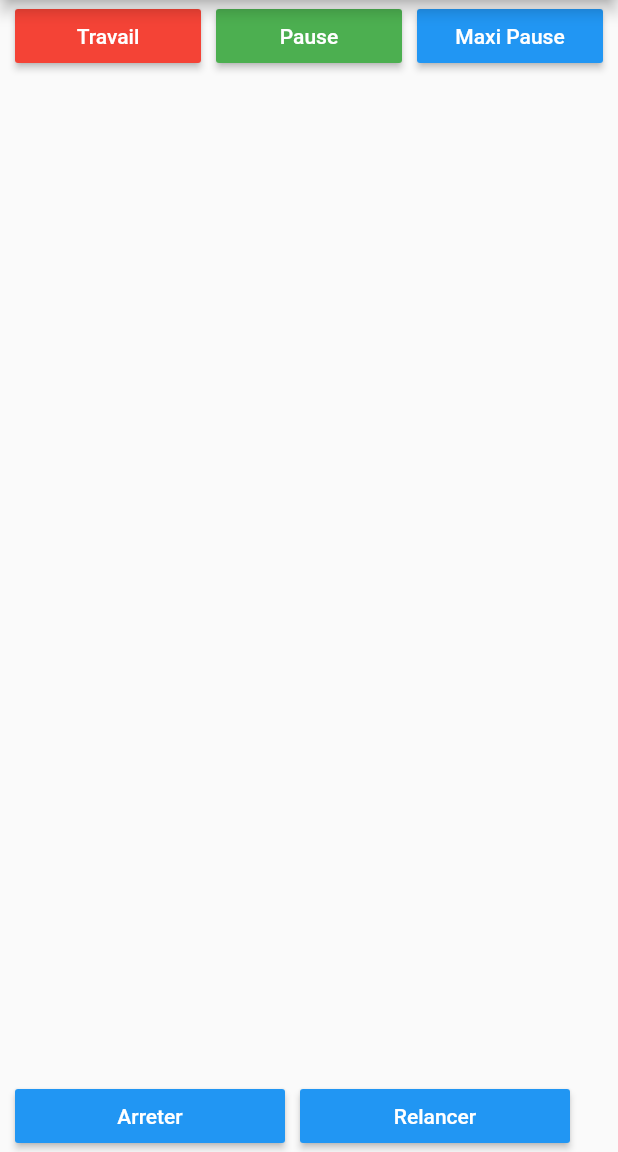
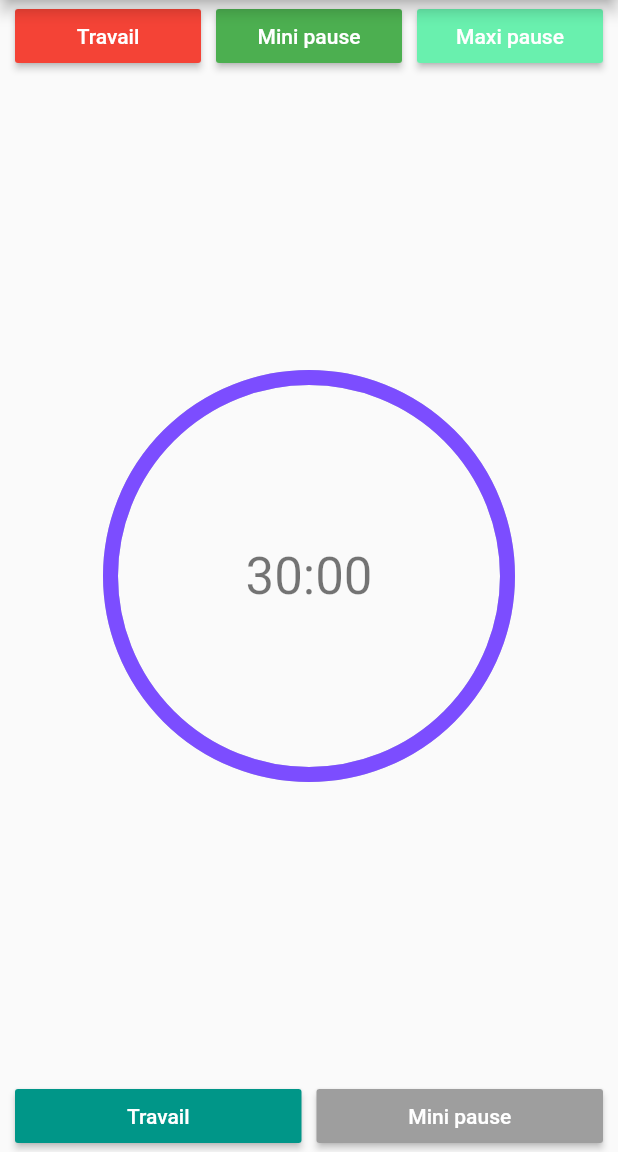
Before and after one commit to LePhostavius/TP2_FLUTTER, a Flutter app: the screen it shows after launch, on a phone screen of 412 x 824 dp, the part 84-1236 px from its top. Run offline on Flutter 3.47's test engine with Material 2 defaults, Android fonts, the phone set to English and light mode, and no system bars; drawn by our look-alikes of percent_indicator.

Commit message:
buttons et timet ajoutés

```diff
--- a/gestion_temps/lib/page_accueil_minuterie.dart
+++ b/gestion_temps/lib/page_accueil_minuterie.dart
@@ -3,63 +3,77 @@
 import 'package:flutter/material.dart';
 import 'package:gestion_temps/main.dart';
 import 'widgets.dart';
-//import 'package:percent_indicator/percent_indicator.dart';
+import 'package:percent_indicator/percent_indicator.dart';
 
 class PageAccueilMinuterie extends StatelessWidget {
   const PageAccueilMinuterie({Key? key}) : super(key: key);
+  int aRemplacer() {
+    return 1;
+  }
 
-  void methodevide() {}
   @override
   Widget build(BuildContext context) {
     return Scaffold(
-        appBar: AppBar(title: const Text('Ma gestion du temps')),
-        body: Column(
-          children: [
-            Row(
-              children: [
+        appBar: AppBar(title: Text('Ma gestion du temps')),
+        body: LayoutBuilder(
+            builder: (BuildContext context, BoxConstraints contraints) {
+          final double largeurDisponible = contraints.maxWidth;
+          return Column(children: [
+            Row(children: [
               Padding(padding: EdgeInsets.all(REMPLISSAGE_DEFAUT)),
               Expanded(
                   child: BoutonGenerique(
                       couleur: Colors.red,
                       texte: 'Travail',
-                        taille: 60.0,
-                        action: methodevide)),
+                      taille: 45,
+                      action: aRemplacer)),
               Padding(padding: EdgeInsets.all(REMPLISSAGE_DEFAUT)),
               Expanded(
                   child: BoutonGenerique(
                       couleur: Colors.green,
-                        texte: 'Pause',
-                        taille: 60.0,
-                        action: methodevide)),
+                      texte: 'Mini pause',
+                      taille: 45,
+                      action: aRemplacer)),
               Padding(padding: EdgeInsets.all(REMPLISSAGE_DEFAUT)),
               Expanded(
                   child: BoutonGenerique(
-                        couleur: Colors.blue,
-                        texte: 'Maxi Pause',
-                        taille: 60.0,
-                        action: methodevide)),
-                Padding(padding: EdgeInsets.all(REMPLISSAGE_DEFAUT)),
-              ],
+                      couleur: Colors.greenAccent,
+                      texte: 'Maxi pause',
+                      taille: 45,
+                      action: aRemplacer)),
+              Padding(padding: EdgeInsets.all(REMPLISSAGE_DEFAUT))
+            ]),
+            Expanded(
+              child: CircularPercentIndicator(
+                radius: largeurDisponible / 3,
+                lineWidth: 10.0,
+                percent: 1,
+                center: Text(
+                  '30:00',
+                  style: Theme.of(context).textTheme.headline4,
                 ),
-          ],
+                progressColor: Colors.deepPurpleAccent,
               ),
+            ),
+          ]);
+        }),
         bottomNavigationBar: Row(
           children: [
             Padding(padding: EdgeInsets.all(REMPLISSAGE_DEFAUT)),
             Expanded(
                 child: BoutonGenerique(
-                    couleur: Colors.blue,
-                    texte: 'Arreter',
-                    taille: 60.0,
-                    action: methodevide)),
+                    couleur: Colors.teal,
+                    texte: 'Travail',
+                    taille: 45,
+                    action: aRemplacer)),
             Padding(padding: EdgeInsets.all(REMPLISSAGE_DEFAUT)),
             Expanded(
                 child: BoutonGenerique(
-                    couleur: Colors.blue,
-                    texte: 'Relancer',
-                    taille: 60.0,
-                    action: methodevide)),
-            Padding(padding: EdgeInsets.all(16.0))
+                    couleur: Colors.grey,
+                    texte: 'Mini pause',
+                    taille: 45,
+                    action: aRemplacer)),
+            Padding(padding: EdgeInsets.all(REMPLISSAGE_DEFAUT))
           ],
         ));
   }
--- a/gestion_temps/pubspec.yaml
+++ b/gestion_temps/pubspec.yaml
@@ -32,12 +32,10 @@ dependencies:
 
 
 
-
   # The following adds the Cupertino Icons font to your application.
   # Use with the CupertinoIcons class for iOS style icons.
   cupertino_icons: ^1.0.2
-
-
+  percent_indicator: 4.0.1
 
 
 dev_dependencies:
```
Also changed, not shown: gestion_temps/pubspec.lock. Lines whose indentation alone changed are shown as unchanged.
